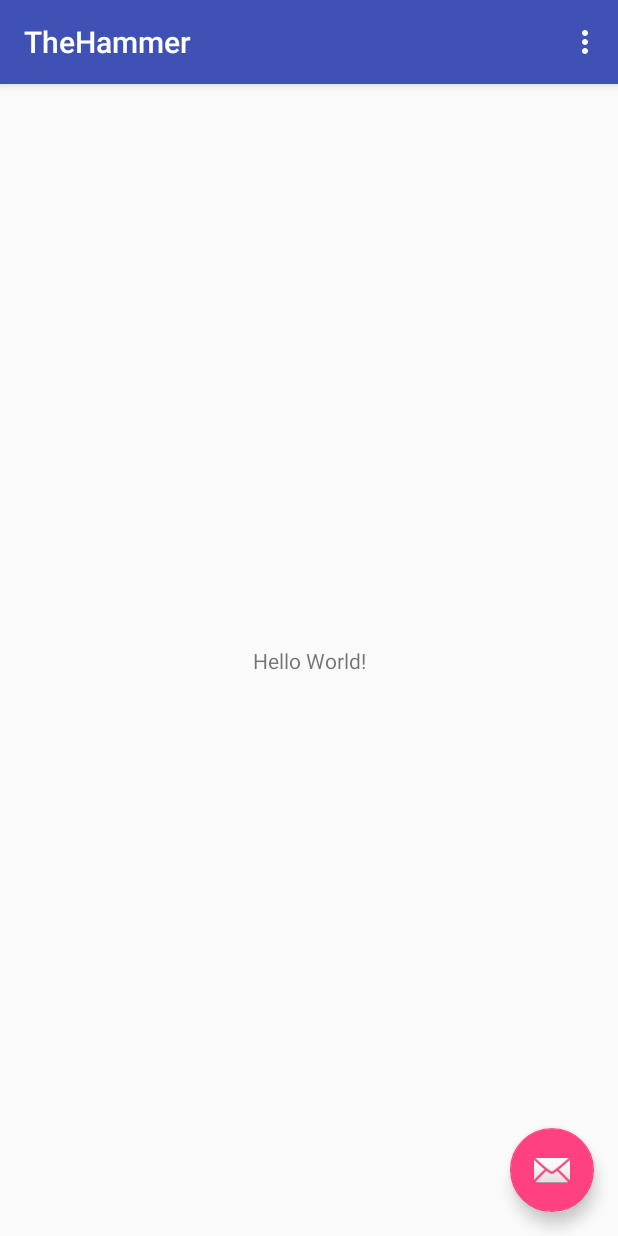
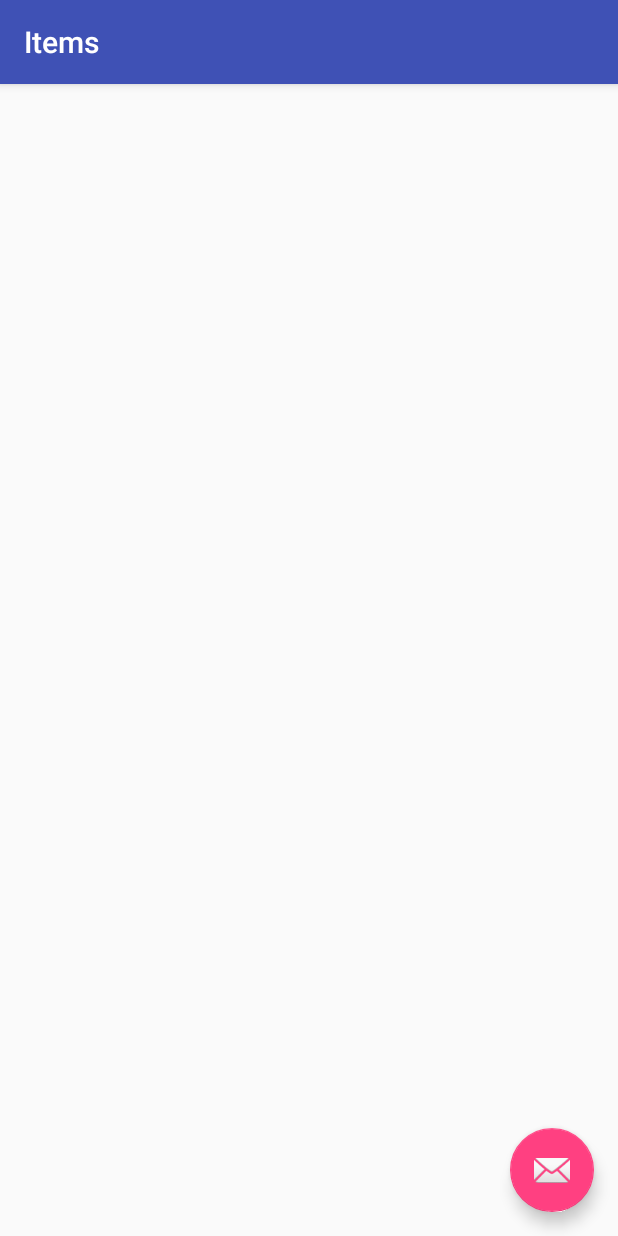
Before and after one commit to lazars14/TheHammer, an Android app: the screen it shows after launch (MainActivity before the commit, ItemsActivity after it), on a phone screen of 412 x 824 dp. Run offline under Robolectric (Android 15) with nearby library versions, the phone set to English and light mode, and no system bars.

Commit message:
splash screen activity

```diff
--- a/app/src/main/java/com/example/kiki/thehammer/MainActivity.java
+++ /dev/null
@@ -1,77 +0,0 @@
-package com.example.kiki.thehammer;
-
-import android.content.ContentResolver;
-import android.database.Cursor;
-import android.os.Bundle;
-import android.support.design.widget.FloatingActionButton;
-import android.support.design.widget.Snackbar;
-import android.support.v7.app.AppCompatActivity;
-import android.support.v7.widget.Toolbar;
-import android.view.View;
-import android.view.Menu;
-import android.view.MenuItem;
-import android.widget.TextView;
-
-import com.example.kiki.thehammer.data.TheHammerContract;
-
-public class MainActivity extends AppCompatActivity {
-
-    @Override
-    protected void onCreate(Bundle savedInstanceState) {
-        super.onCreate(savedInstanceState);
-        setContentView(R.layout.activity_main);
-        Toolbar toolbar = (Toolbar) findViewById(R.id.toolbar);
-        setSupportActionBar(toolbar);
-
-//        TextView data = (TextView) findViewById(R.id.data);
-//        String cpData = "";
-//
-//        ContentResolver resolver = getContentResolver();
-//        Cursor cursor =
-//                resolver.query(TheHammerContract.AuctionTable.CONTENT_URI,
-//                        null,
-//                        null,
-//                        null,
-//                        null);
-//        if (cursor.moveToFirst()) {
-//            do {
-//                long id = cursor.getLong(0);
-//                String word = cursor.getString(1);
-//                cpData += id + ", " + word + "/n";
-//            } while (cursor.moveToNext());
-//        }
-//
-//        data.setText(cpData);
-
-        FloatingActionButton fab = (FloatingActionButton) findViewById(R.id.fab);
-        fab.setOnClickListener(new View.OnClickListener() {
-            @Override
-            public void onClick(View view) {
-                Snackbar.make(view, "Replace with your own action", Snackbar.LENGTH_LONG)
-                        .setAction("Action", null).show();
-            }
-        });
-    }
-
-    @Override
-    public boolean onCreateOptionsMenu(Menu menu) {
-        // Inflate the menu; this adds items to the action bar if it is present.
-        getMenuInflater().inflate(R.menu.menu_main, menu);
-        return true;
-    }
-
-    @Override
-    public boolean onOptionsItemSelected(MenuItem item) {
-        // Handle action bar item clicks here. The action bar will
-        // automatically handle clicks on the Home/Up button, so long
-        // as you specify a parent activity in AndroidManifest.xml.
-        int id = item.getItemId();
-
-        //noinspection SimplifiableIfStatement
-        if (id == R.id.action_settings) {
-            return true;
-        }
-
-        return super.onOptionsItemSelected(item);
-    }
-}
--- /dev/null
+++ b/app/src/main/java/com/example/kiki/thehammer/activities/ItemsActivity.java
@@ -0,0 +1,31 @@
+package com.example.kiki.thehammer.activities;
+
+import android.os.Bundle;
+import android.support.design.widget.FloatingActionButton;
+import android.support.design.widget.Snackbar;
+import android.support.v7.app.AppCompatActivity;
+import android.support.v7.widget.Toolbar;
+import android.view.View;
+
+import com.example.kiki.thehammer.R;
+
+public class ItemsActivity extends AppCompatActivity {
+
+    @Override
+    protected void onCreate(Bundle savedInstanceState) {
+        super.onCreate(savedInstanceState);
+        setContentView(R.layout.activity_items);
+        Toolbar toolbar = (Toolbar) findViewById(R.id.toolbar);
+        setSupportActionBar(toolbar);
+
+        FloatingActionButton fab = (FloatingActionButton) findViewById(R.id.fab);
+        fab.setOnClickListener(new View.OnClickListener() {
+            @Override
+            public void onClick(View view) {
+                Snackbar.make(view, "Replace with your own action", Snackbar.LENGTH_LONG)
+                        .setAction("Action", null).show();
+            }
+        });
+    }
+
+}
--- /dev/null
+++ b/app/src/main/java/com/example/kiki/thehammer/activities/SplashScreenActivity.java
@@ -0,0 +1,58 @@
+package com.example.kiki.thehammer.activities;
+
+import android.content.Intent;
+import android.content.SharedPreferences;
+import android.os.Bundle;
+import android.preference.PreferenceManager;
+import android.support.v7.app.AppCompatActivity;
+import android.support.v7.widget.Toolbar;
+import android.view.Menu;
+import android.view.MenuItem;
+
+import com.example.kiki.thehammer.R;
+
+import static java.lang.Thread.sleep;
+
+public class SplashScreenActivity extends AppCompatActivity {
+
+    private int visibilityTime;
+    private boolean visible;
+
+    @Override
+    protected void onCreate(Bundle savedInstanceState) {
+        super.onCreate(savedInstanceState);
+
+        SharedPreferences preferences = PreferenceManager.getDefaultSharedPreferences(this);
+
+        visibilityTime = preferences.getInt("splash_screen_visibility", 2000);
+        visible = preferences.getBoolean("splash_screen_show", true);
+
+        Thread thread = new Thread(){
+            @Override
+            public void run() {
+                checkIfVisible();
+                setSplashScreenVisibility(visibilityTime);
+                Intent intent = new Intent(getApplicationContext(), ItemsActivity.class);
+                startActivity(intent);
+            }
+        };
+        thread.start();
+    }
+
+    public void setSplashScreenVisibility(int visibleInvisible)
+    {
+        try {
+            sleep(visibleInvisible);
+        } catch (InterruptedException e) {
+            e.printStackTrace();
+        }
+    }
+
+    public void checkIfVisible(){
+        if(visible){
+            setContentView(R.layout.splash_screen_activity);
+        } else {
+            visibilityTime = 0;
+        }
+    }
+}
--- a/app/src/main/res/layout/activity_main.xml
+++ b/app/src/main/res/layout/activity_items.xml
@@ -4,7 +4,7 @@
     xmlns:tools="http://schemas.android.com/tools"
     android:layout_width="match_parent"
     android:layout_height="match_parent"
-    tools:context="com.example.kiki.thehammer.MainActivity">
+    tools:context="com.example.kiki.thehammer.activities.ItemsActivity">
 
     <android.support.design.widget.AppBarLayout
         android:layout_width="match_parent"
@@ -20,7 +20,7 @@
 
     </android.support.design.widget.AppBarLayout>
 
-    <include layout="@layout/content_main" />
+    <include layout="@layout/content_items" />
 
     <android.support.design.widget.FloatingActionButton
         android:id="@+id/fab"
--- /dev/null
+++ b/app/src/main/res/layout/content_items.xml
@@ -0,0 +1,11 @@
+<?xml version="1.0" encoding="utf-8"?>
+<android.support.constraint.ConstraintLayout xmlns:android="http://schemas.android.com/apk/res/android"
+    xmlns:app="http://schemas.android.com/apk/res-auto"
+    xmlns:tools="http://schemas.android.com/tools"
+    android:layout_width="match_parent"
+    android:layout_height="match_parent"
+    app:layout_behavior="@string/appbar_scrolling_view_behavior"
+    tools:context="com.example.kiki.thehammer.activities.ItemsActivity"
+    tools:showIn="@layout/activity_items">
+
+</android.support.constraint.ConstraintLayout>
--- a/app/src/main/res/layout/content_main.xml
+++ /dev/null
@@ -1,21 +0,0 @@
-<?xml version="1.0" encoding="utf-8"?>
-<android.support.constraint.ConstraintLayout xmlns:android="http://schemas.android.com/apk/res/android"
-    xmlns:app="http://schemas.android.com/apk/res-auto"
-    xmlns:tools="http://schemas.android.com/tools"
-    android:layout_width="match_parent"
-    android:layout_height="match_parent"
-    app:layout_behavior="@string/appbar_scrolling_view_behavior"
-    tools:context="com.example.kiki.thehammer.MainActivity"
-    tools:showIn="@layout/activity_main">
-
-    <TextView
-        android:id="@+id/data"
-        android:layout_width="wrap_content"
-        android:layout_height="wrap_content"
-        android:text="Hello World!"
-        app:layout_constraintBottom_toBottomOf="parent"
-        app:layout_constraintLeft_toLeftOf="parent"
-        app:layout_constraintRight_toRightOf="parent"
-        app:layout_constraintTop_toTopOf="parent" />
-
-</android.support.constraint.ConstraintLayout>
--- a/app/src/main/res/menu/menu_main.xml
+++ b/app/src/main/res/menu/menu_main.xml
@@ -1,7 +1,7 @@
 <menu xmlns:android="http://schemas.android.com/apk/res/android"
     xmlns:app="http://schemas.android.com/apk/res-auto"
     xmlns:tools="http://schemas.android.com/tools"
-    tools:context="com.example.kiki.thehammer.MainActivity">
+    tools:context="com.example.kiki.thehammer.activities.MainActivity">
     <item
         android:id="@+id/action_settings"
         android:orderInCategory="100"
--- a/app/src/main/res/values/colors.xml
+++ b/app/src/main/res/values/colors.xml
@@ -3,4 +3,7 @@
     <color name="colorPrimary">#3F51B5</color>
     <color name="colorPrimaryDark">#303F9F</color>
     <color name="colorAccent">#FF4081</color>
+    <color name="splash_screen_background">#5FD4AF</color>
+    <color name="splash_screen_text">#000000</color>
+    <color name="nav_header_background">#FFA500</color>
 </resources>
```
Also changed, not shown: app/src/main/AndroidManifest.xml (+10 -4 lines), app/src/main/res/layout/splash_screen_activity.xml (added, +32 -0 lines), app/src/main/res/values/strings.xml (+115 -1 lines), app/src/main/res/drawable/logo.png (added).
